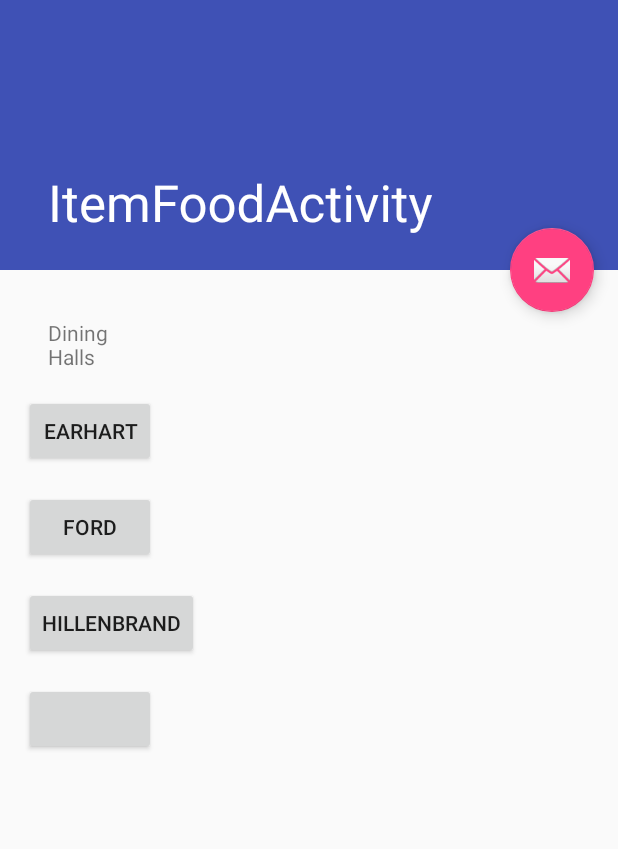
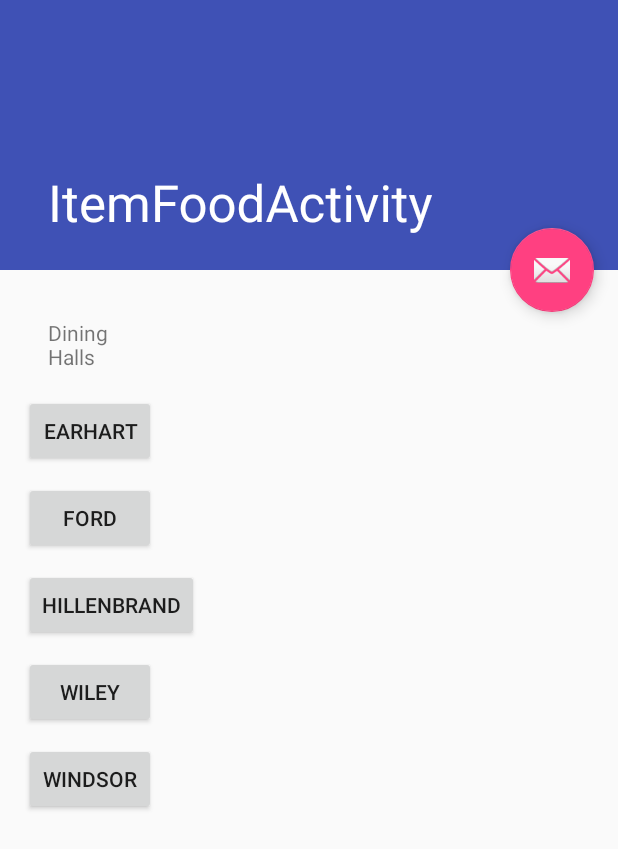
Before and after one commit to matthewwen/PurdueDietDining, an Android app: the ItemFoodActivity screen opened directly, with no data from a screen before it, on a phone screen of 412 x 824 dp. Shown: the top 849 px of the screen. Run offline under Robolectric (Android 15) with nearby library versions, the phone set to English and light mode, and no system bars.

```diff
--- a/app/src/main/res/layout/content_item_food.xml
+++ b/app/src/main/res/layout/content_item_food.xml
@@ -20,28 +20,33 @@
             android:layout_height="wrap_content"
             android:layout_margin="@dimen/text_margin"
             android:text="Dining Halls"
-            android:layout_marginBottom="16dp"/>
+            android:layout_marginBottom="20dp"/>
 
         <Button
             android:layout_width="wrap_content"
             android:layout_height="wrap_content"
             android:text="Earhart"
-            android:layout_marginBottom="16dp"/>
+            android:layout_marginBottom="10dp"/>
         <Button
             android:layout_width="wrap_content"
             android:layout_height="wrap_content"
             android:text="Ford"
-            android:layout_marginBottom="16dp"/>
+            android:layout_marginBottom="10dp"/>
         <Button
             android:layout_width="wrap_content"
             android:layout_height="wrap_content"
             android:text="Hillenbrand"
-            android:layout_marginBottom="16dp"
-            />
+            android:layout_marginBottom="10dp" />
         <Button
             android:layout_width="wrap_content"
             android:layout_height="wrap_content"
-            android:text=""/>
+            android:text="Wiley"
+            android:layout_marginBottom="10dp"/>
+        <Button
+            android:layout_width="wrap_content"
+            android:layout_height="wrap_content"
+            android:text="Windsor" />
+
 
 
     </LinearLayout>
--- a/app/src/main/res/layout/main_item_recycle_view.xml
+++ b/app/src/main/res/layout/main_item_recycle_view.xml
@@ -12,4 +12,6 @@
         android:layout_width="wrap_content"
         android:layout_height="wrap_content" />
 
+
+
 </LinearLayout>
```
